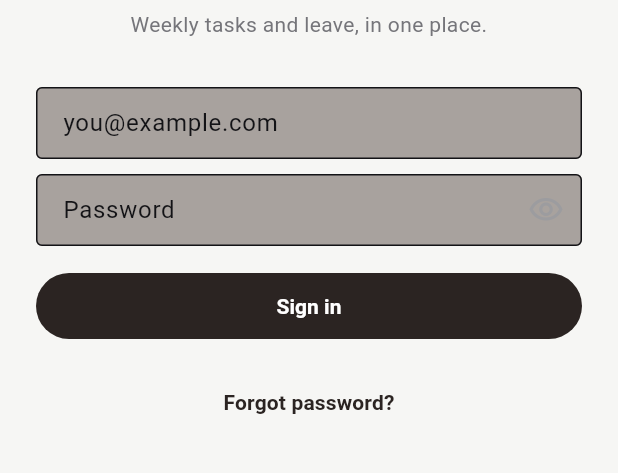
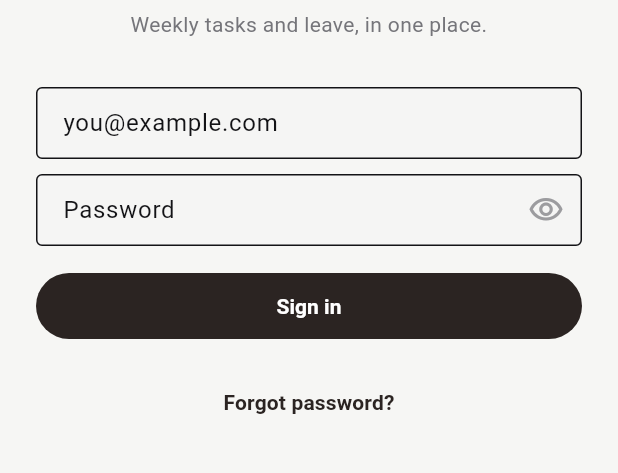
Before and after one commit to arsalanmukhtar/daily_tasks, a Flutter app: the screen it shows after launch, on a phone screen of 412 x 824 dp, the part 486-959 px from its top. Run offline on Flutter 3.47's test engine with Material 3 defaults, Android fonts, the phone set to English and light mode, and no system bars; our stand-ins replace app_links, flutter_riverpod, flutter_widget_from_html_core, google_fonts, shared_preferences.

Commit message:
Mobile: lighten the shared gray fill token to #F5F5F4
Follow-up to 3c79cf3 - #A8A29E read as too intense once seen live; #F5F5F4
is a much subtler off-white, barely a shade off the app's own bg (#F6F6F4),
giving every gray box/tile/track a soft, low-contrast separation from its
surroundings instead of a heavy fill.

Verified live on the emulator against the real production request used for
the previous check: the Reason box now shows a subtle, low-intensity gray
matching what was asked for.

Co-Authored-By: Claude Sonnet 5 <noreply@anthropic.com>

```diff
--- a/mobile_app/lib/core/theme/app_colors.dart
+++ b/mobile_app/lib/core/theme/app_colors.dart
@@ -68,7 +68,7 @@ class AppColors {
   // references the Kotlin app's light theme was built from.
   static const bg = Color(0xFFF6F6F4);
   static const surface = Color(0xFFFFFFFF);
-  static const surface2 = Color(0xFFA8A29E); // filled chip/tile background
+  static const surface2 = Color(0xFFF5F5F4); // filled chip/tile background
   static const surface3 = Color(0xFFE0DEDA);
   static const ink900 = Color(0xFF131316); // headings, primary text
   static const ink700 = Color(0xFF75757A); // muted captions/secondary text
```
